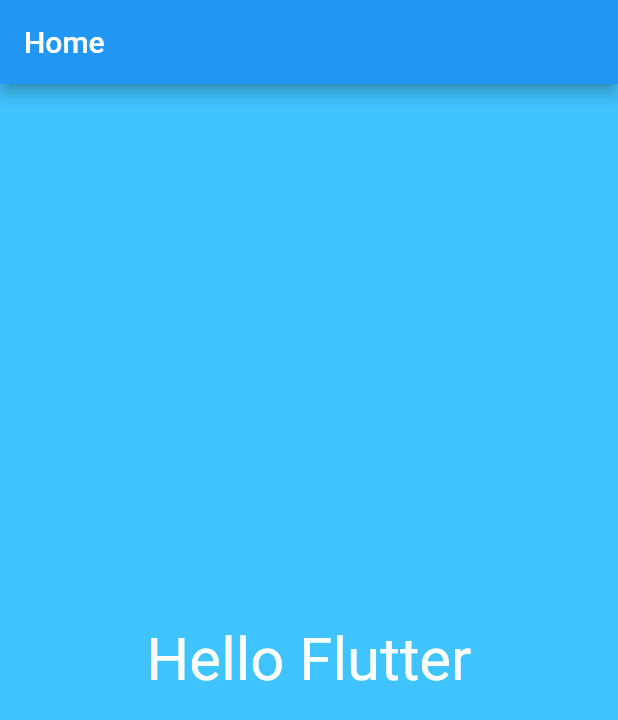
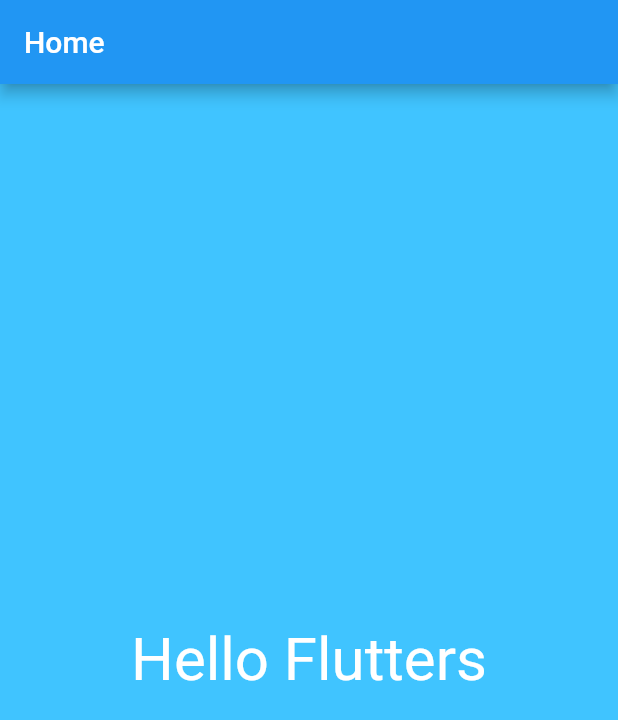
Before and after one commit to ajewolejude/flutterapp, a Flutter app: the screen it shows after launch, on a phone screen of 412 x 824 dp. Shown: the top 720 px of the screen. Run offline on Flutter 3.47's test engine with Material 2 defaults, Android fonts, the phone set to English and light mode, and no system bars.

Commit message:
Initial Commit

```diff
--- a/lib/main.dart
+++ b/lib/main.dart
@@ -13,7 +13,7 @@
           color: Colors.lightBlueAccent,
           child: Center(
               child:Text(
-                "Hello Flutter",
+                "Hello Flutters",
                 textDirection:TextDirection.ltr,
                 style: TextStyle(color: Colors.white, fontSize: 40.0 ),
 
```
